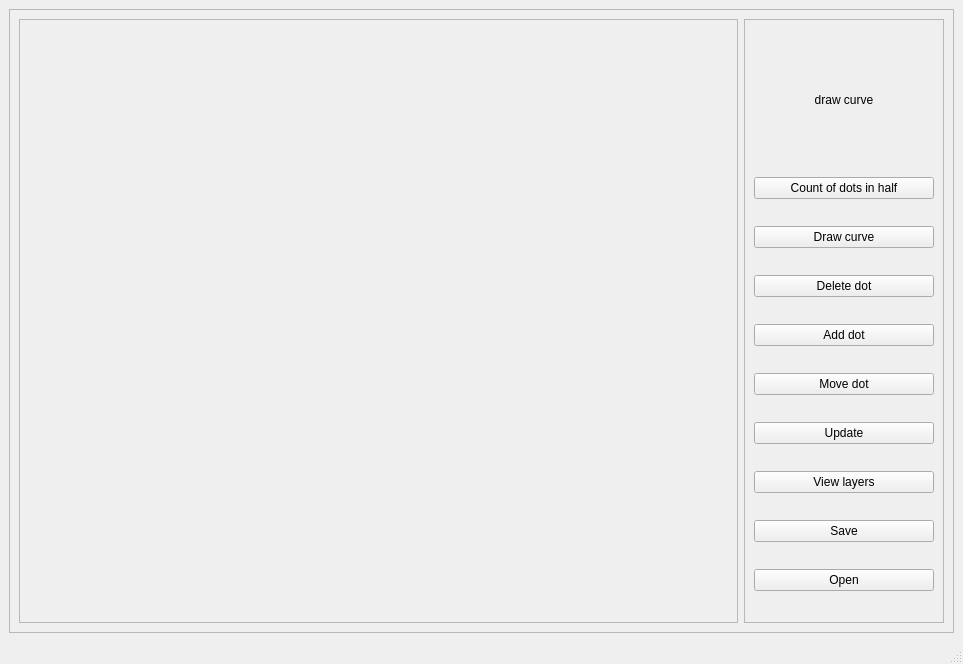
The window that ui/edit_surface.ui (CheckListHW/InputData) describes before a commit, drawn with Qt 5.
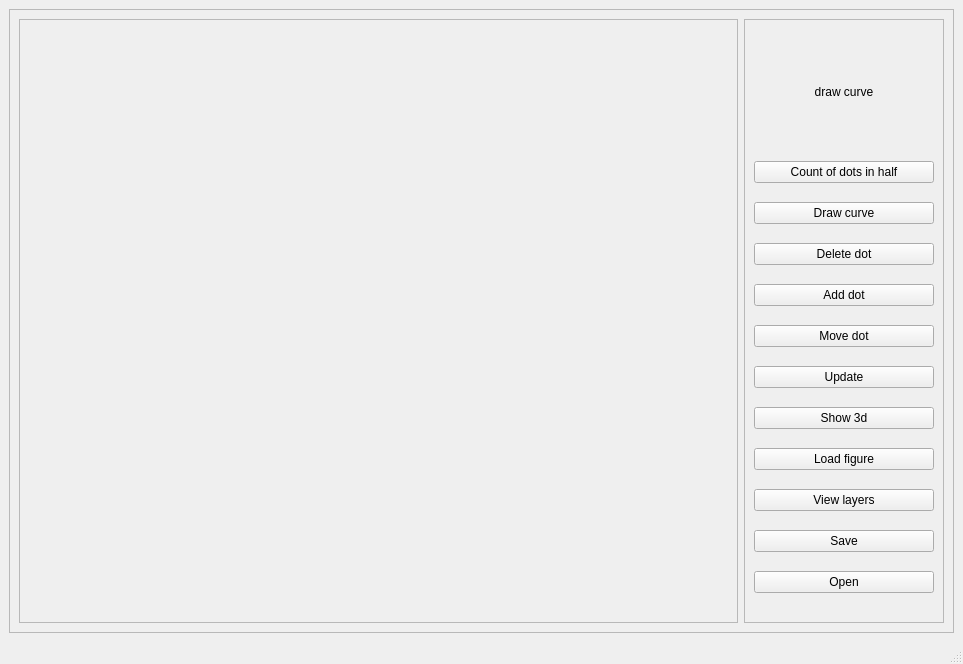
The same window after the commit.

What changed in the file:
```diff
--- a/ui/edit_surface.ui
+++ b/ui/edit_surface.ui
@@ -131,6 +131,20 @@
             </property>
            </widget>
           </item>
+          <item>
+           <widget class="QPushButton" name="show_3d">
+            <property name="text">
+             <string>Show 3d</string>
+            </property>
+           </widget>
+          </item>
+          <item>
+           <widget class="QPushButton" name="load">
+            <property name="text">
+             <string>Load figure</string>
+            </property>
+           </widget>
+          </item>
           <item>
            <widget class="QPushButton" name="view_layers">
             <property name="text">
```
